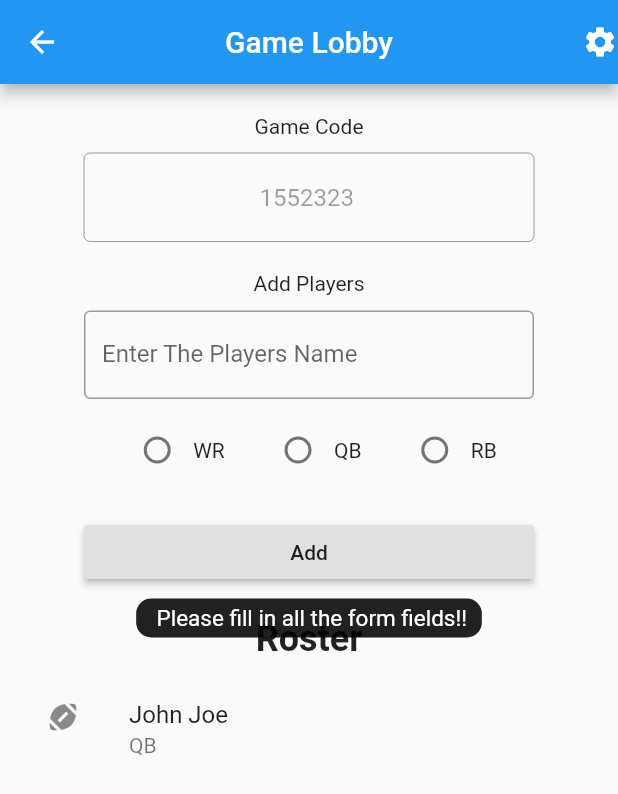
After one commit to esteakshapin/pickupfootball, a Flutter app: the LobbyPage screen opened directly, after a tap on "Add", on a phone screen of 412 x 824 dp. The commit adds this screen. Shown: the top 794 px of the screen. Run offline on Flutter 3.47's test engine with Material 2 defaults, Android fonts, the phone set to English and light mode, and no system bars; drawn by our look-alikes of oktoast; missing offline and left inert: dart:html.

Commit message:
addded lobby page; finished loby info

```diff
--- a/lib/Player.dart
+++ b/lib/Player.dart
@@ -1,6 +1,11 @@
 class Player{
+  static String QB = "QB";
+  static String WR = "WR";
+  static String RB = "RB";
+
   String _name;
   String _position;
+  bool _admin;
 
   String get name => _name;
 
@@ -8,9 +13,16 @@ class Player{
     _name = value;
   }
 
-  Player(String name, String position){
+  Player(String name, String position, {admin=false}){
     _name = name;
     _position = position;
+    _admin = admin;
+  }
+
+  bool get admin => _admin;
+
+  set admin(bool value) {
+    _admin = value;
   }
 
   String get position => _position;
--- /dev/null
+++ b/lib/entry_points/lobby_page_entry.dart
@@ -0,0 +1,24 @@
+import 'package:flutter/material.dart';
+import 'package:pickupfootball/screens/lobby_page/lobby_page.dart';
+import 'package:pickupfootball/settings.dart';
+
+import '../Player.dart';
+
+void main() {
+  runApp(LobbyPageEntry());
+}
+
+// Entry Point to Lobby Page
+class LobbyPageEntry extends StatelessWidget {
+  // This widget is the root of your application.
+  @override
+  Widget build(BuildContext context) {
+    return MaterialApp(
+      title: 'Pick Up Football',
+      theme: ThemeData(
+        primarySwatch: Colors.blue,
+      ),
+      home: LobbyPage(Player("John Joe", "QB"), Settings("Yes", 1, 1)),
+    );
+  }
+}
--- a/lib/main.dart
+++ b/lib/entry_points/main.dart
@@ -1,6 +1,9 @@
 import 'package:flutter/material.dart';
+import 'package:pickupfootball/screens/lobby_page/lobby_page.dart';
+import 'package:pickupfootball/settings.dart';
 
-import 'screens/home_page.dart';
+import '../Player.dart';
+import '../screens/home_page.dart';
 
 void main() {
   runApp(MyApp());
@@ -19,6 +22,23 @@ class MyApp extends StatelessWidget {
     );
   }
 }
+
+// Entry Point to Lobby Page
+class LobbyPageEntry extends StatelessWidget {
+  // This widget is the root of your application.
+  @override
+  Widget build(BuildContext context) {
+    return MaterialApp(
+      title: 'Pick Up Football',
+      theme: ThemeData(
+        primarySwatch: Colors.blue,
+      ),
+      home: LobbyPage(Player("John Joe", "QB"), Settings("Yes", 1, 1)),
+    );
+  }
+}
+
+
 
 class MyHomePage extends StatefulWidget {
   MyHomePage({Key key, this.title}) : super(key: key);
--- a/lib/screens/create_game.dart
+++ b/lib/screens/create_game.dart
@@ -1,10 +1,11 @@
 import 'dart:html';
-import 'dart:js';
 
 import 'package:flutter/cupertino.dart';
 import 'package:flutter/material.dart';
 import 'package:oktoast/oktoast.dart';
-import 'package:pickupfootball/screens/loby_page.dart';
+import 'package:pickupfootball/entry_points/main.dart';
+import 'package:pickupfootball/screens/lobby_page/lobby_page.dart';
+import 'package:pickupfootball/settings.dart';
 
 import '../Player.dart';
 
@@ -102,19 +103,19 @@ class _CreateGameSettingsState extends State<CreateGameSettings> {
                     // mainAxisAlignment: MainAxisAlignment.center,
                     children: [
                       Radio(
-                        value: "WR",
+                        value: Player.WR,
                         groupValue: _position_value,
                         onChanged: handle_position,
                       ),
                       Text("WR"),
                       Radio(
-                        value: "QB",
+                        value: Player.QB,
                         groupValue: _position_value,
                         onChanged: handle_position,
                       ),
                       Text("QB"),
                       Radio(
-                        value: "RB",
+                        value: Player.RB,
                         groupValue: _position_value,
                         onChanged: handle_position,
                       ),
@@ -202,8 +203,11 @@ class _CreateGameSettingsState extends State<CreateGameSettings> {
                               Navigator.push(
                                   context,
                                   MaterialPageRoute(
-                                      builder: (context) =>
-                                          LobyPage(Player(_position_value, name_controller.text))))
+                                      builder: (context) => LobbyPage(
+                                          Player(_position_value,
+                                              name_controller.text, admin: true),
+                                          Settings(_qb_playing_offense_defense,
+                                              _rotate_aft_drive, _score_amt))))
                             }
                           else
                             {
--- /dev/null
+++ b/lib/screens/lobby_page/lobby_info.dart
@@ -0,0 +1,158 @@
+import 'package:flutter/material.dart';
+import 'package:oktoast/oktoast.dart';
+
+import '../../Player.dart';
+
+class LobbyInfo extends StatefulWidget {
+  String _game_code;
+  Function _add_player;
+
+  LobbyInfo(this._game_code, this._add_player);
+
+  @override
+  _LobbyInfoState createState() => _LobbyInfoState();
+}
+
+class _LobbyInfoState extends State<LobbyInfo> {
+  final _name_controller = TextEditingController();
+  final _game_code_controller = TextEditingController();
+  String _position_value;
+
+  @override
+  void initState() {
+    super.initState();
+    _game_code_controller.text = widget._game_code;
+    print(widget._game_code);
+  }
+
+  void handle_position(value){
+    setState(() {
+      _position_value = value;
+    });
+  }
+
+  bool validator(){
+    if(_name_controller.text != "" && _position_value != null){
+      return true;
+    }
+
+    return false;
+  }
+
+
+  @override
+  Widget build(BuildContext context) {
+
+
+    return Container(
+      constraints: BoxConstraints(maxWidth: 300),
+      // color: Colors.green,
+      child: Column(
+        children: [
+
+          Text(
+              "Game Code"
+          ),
+          SizedBox(
+            height: 10,
+          ),
+          TextField(
+            enabled: false,
+            controller: _game_code_controller,
+            textAlign: TextAlign.center,
+            decoration: InputDecoration(
+              border: OutlineInputBorder(),
+            ),
+          ),
+          SizedBox(
+            height: 20,
+          ),
+          Text("Add Players"),
+          SizedBox(
+            height: 10,
+          ),
+          TextField(
+            controller: _name_controller,
+            decoration: InputDecoration(
+                border: OutlineInputBorder(),
+                labelText: 'Enter The Players Name'),
+          ),
+          SizedBox(
+            height: 10,
+          ),
+          Row(
+            mainAxisAlignment: MainAxisAlignment.spaceEvenly,
+            children: [
+              Row(
+                children: [
+                  Radio(
+                    value: Player.WR,
+                    groupValue: _position_value,
+                    onChanged: handle_position,
+                  ),
+                  Text(
+                    'WR'
+                  ),
+                ],
+              ),
+              Row(
+                children: [
+                  Radio(
+                    value: Player.QB,
+                    groupValue: _position_value,
+                    onChanged: handle_position,
+                  ),
+                  Text(
+                      Player.QB
+                  ),
+                ],
+              ),
+              Row(
+                children: [
+                  Radio(
+                    value: Player.RB,
+                    groupValue: _position_value,
+                    onChanged: handle_position,
+                  ),
+                  Text(
+                      Player.RB
+                  ),
+                ],
+              )
+            ],
+          ),
+          SizedBox(
+            height: 20,
+          ),
+
+          Row(
+            children: [
+              Expanded(
+                child: RaisedButton(
+                  child: Text("Add"),
+                  onPressed: (){
+                    print('pressed');
+                    if (validator()){
+                      _name_controller.text = "";
+                      _position_value = null;
+                      widget._add_player(Player(_name_controller.text, _position_value));
+
+                    }else{
+                      setState(() {
+                        showToast(
+                          " Please fill in all the form fields!! ",
+                          position: ToastPosition.center,
+                        );
+                      });
+                    }
+                  },
+                ),
+              )
+            ],
+          )
+
+        ],
+      ),
+    );
+  }
+}
--- /dev/null
+++ b/lib/screens/lobby_page/lobby_page.dart
@@ -0,0 +1,65 @@
+import 'dart:collection';
+
+import 'package:flutter/cupertino.dart';
+import 'package:flutter/material.dart';
+import 'package:oktoast/oktoast.dart';
+import 'package:pickupfootball/screens/lobby_page/lobby_info.dart';
+import 'package:pickupfootball/screens/lobby_page/roster_widget.dart';
+
+import '../../Player.dart';
+import '../../settings.dart';
+
+class LobbyPage extends StatefulWidget {
+  Player _admin;
+  List<Player> players = new List<Player>();
+  Settings _settings;
+  @override
+  _LobbyPageState createState() => _LobbyPageState();
+
+  LobbyPage(Player admin, Settings settings){
+    _admin = admin;
+    players.add(admin);
+    _settings = settings;
+  }
+}
+
+class _LobbyPageState extends State<LobbyPage> {
+
+
+  void addPlayers(Player p){
+    setState(() {
+      widget.players.add(p);
+      print(widget.players[0].position + " / " + widget.players[0].admin.toString());
+    });
+  }
+
+  @override
+  Widget build(BuildContext context) {
+    return OKToast(
+      child: Scaffold(
+        appBar: AppBar(
+          centerTitle: true,
+          title: Text(
+            "Game Lobby"
+          ),
+          actions: [Icon(Icons.settings)],
+        ),
+        body: Center(
+          child: Container(
+            padding: EdgeInsets.all(20),
+            // color: Colors.red,
+            child: Column(
+              crossAxisAlignment: CrossAxisAlignment.center,
+              children: [
+                LobbyInfo("1552323", addPlayers),
+                SizedBox(height: 20,),
+                RosterWidget(widget.players)
+              ],
+            ),
+
+          ),
+        ),
+      ),
+    );
+  }
+}
--- /dev/null
+++ b/lib/screens/lobby_page/roster_widget.dart
@@ -0,0 +1,45 @@
+import 'package:flutter/material.dart';
+import 'package:flutter/rendering.dart';
+
+import '../../Player.dart';
+
+class RosterWidget extends StatelessWidget {
+  List<Player> players = new List<Player>();
+
+  RosterWidget(this.players);
+
+  @override
+  Widget build(BuildContext context) {
+    return Column(
+      children: [
+        Text(
+          "Roster",
+          style: TextStyle(fontSize: 24, fontWeight: FontWeight.bold),
+        ),
+        for (var i in players) PlayerCard(i)
+      ],
+    );
+  }
+}
+
+class PlayerCard extends StatelessWidget {
+  Player _player;
+
+  PlayerCard(this._player);
+
+  @override
+  Widget build(BuildContext context) {
+    return Container(
+      constraints: BoxConstraints(
+        maxWidth: 400,
+      ),
+      child: ListTile(
+          contentPadding: EdgeInsets.all(10),
+          leading: Icon(Icons.sports_football),
+          title: Text(_player.name),
+          subtitle: _player.admin
+              ? Text(_player.position + " - " + "ADMIN")
+              : Text(_player.position)),
+    );
+  }
+}
--- a/lib/screens/loby_page.dart
+++ /dev/null
@@ -1,24 +0,0 @@
-import 'dart:collection';
-
-import 'package:flutter/cupertino.dart';
-
-import '../Player.dart';
-
-class LobyPage extends StatefulWidget {
-  Player _admin;
-  List<Player> players = new List<Player>();
-  @override
-  _LobyPageState createState() => _LobyPageState();
-
-  LobyPage(Player admin){
-    _admin = admin;
-    players.add(admin);
-  }
-}
-
-class _LobyPageState extends State<LobyPage> {
-  @override
-  Widget build(BuildContext context) {
-    return Container();
-  }
-}
--- /dev/null
+++ b/lib/settings.dart
@@ -0,0 +1,25 @@
+class Settings{
+  String _qb_playing_offense_and_defense;
+  int _rotate_after_drive, _score_amnt;
+
+  Settings(this._qb_playing_offense_and_defense, this._rotate_after_drive,
+      this._score_amnt);
+
+  int get rotate_after_drive => _rotate_after_drive;
+
+  set rotate_after_drive(int value) {
+    _rotate_after_drive = value;
+  }
+
+  String get qb_playing_offense_and_defense => _qb_playing_offense_and_defense;
+
+  set qb_playing_offense_and_defense(String value) {
+    _qb_playing_offense_and_defense = value;
+  }
+
+  get score_amnt => _score_amnt;
+
+  set score_amnt(value) {
+    _score_amnt = value;
+  }
+}
```
Also changed, not shown: 1 other file.
